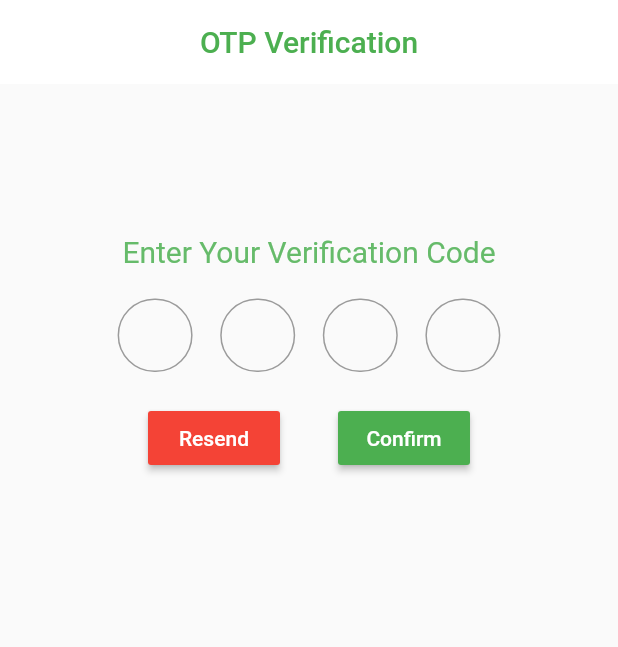
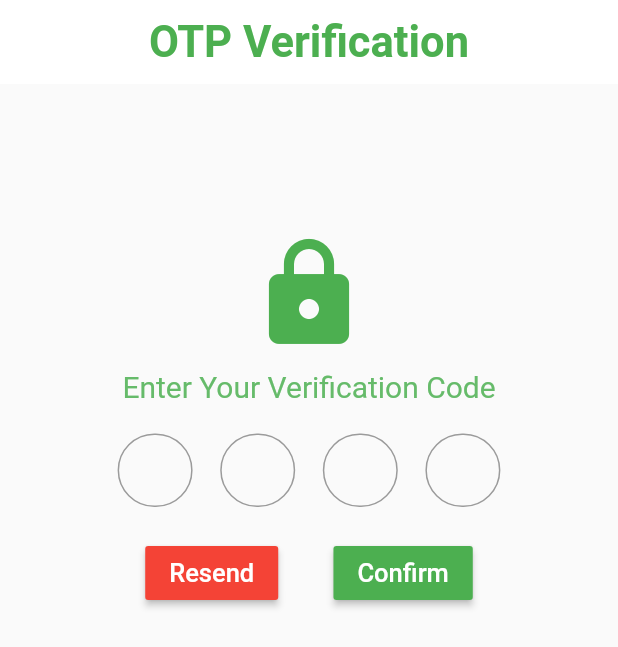
Before and after one commit to KhunSovannary/kase_app, a Flutter app: the OTP screen opened directly, on a phone screen of 412 x 824 dp. Shown: the top 647 px of the screen. Run offline on Flutter 3.47's test engine with Material 2 defaults, Android fonts, the phone set to English and light mode, and no system bars; our stand-ins replace carousel_pro, shared_preferences; missing offline and left inert: barcode_scan; accounts and stored records are empty.

Commit message:
OTP screen icon update

```diff
--- a/lib/screen/Otp.dart
+++ b/lib/screen/Otp.dart
@@ -14,7 +14,10 @@ class _OTPState extends State<OTP> {
           title: Center(
             child: Text(
               "OTP Verification",
-              style: TextStyle(color: Colors.green[500]),
+              style: TextStyle(
+                color: Colors.green[500],
+                fontSize: 29,
+                fontWeight: FontWeight.bold),
             ),
           ),
           elevation: 0,
@@ -30,6 +33,12 @@ class _OTPState extends State<OTP> {
                       mainAxisAlignment: MainAxisAlignment.center,
                       crossAxisAlignment: CrossAxisAlignment.center,
                           children: [
+                                  Icon(
+                                    Icons.lock_rounded,
+                                    color: Colors.green,
+                                    size: 80,
+                                  ),
+                                  SizedBox(height: 10),
                                   Text(
                                     "Enter Your Verification Code",
                                     style: TextStyle(color: Colors.green[400], fontSize: 20),
@@ -53,13 +62,13 @@ class _OTPState extends State<OTP> {
                                       mainAxisAlignment: MainAxisAlignment.spaceEvenly,
                                       children: [
                                                 RaisedButton(
-                                                  child:Text("Resend"),
+                                                  child:Text("Resend",style: TextStyle(fontSize: 17),),
                                                   color: Colors.red,
                                                   textColor: Colors.white, onPressed: () {
                                                   },
                                                 ),
                                                 RaisedButton(
-                                                  child:Text("Confirm"),
+                                                  child:Text("Confirm",style: TextStyle(fontSize: 17),),
                                                   color: Colors.green,
                                                   textColor: Colors.white, onPressed: () {
                                                   },
@@ -67,6 +76,7 @@ class _OTPState extends State<OTP> {
 
                                       ],
                                     ),),
+
 
                                               ],
                       )),
```
